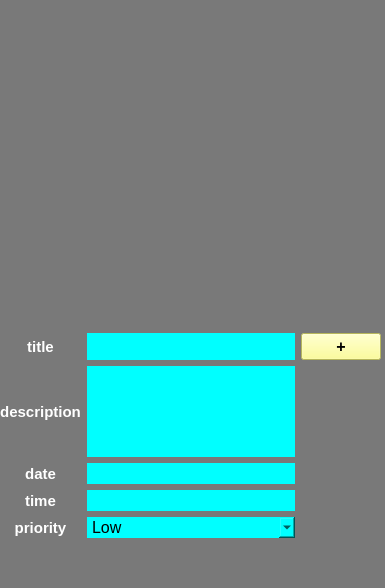
Above: todo_list.ui from TaRa1999R/assignment22 before the change. Below: the same form after it.
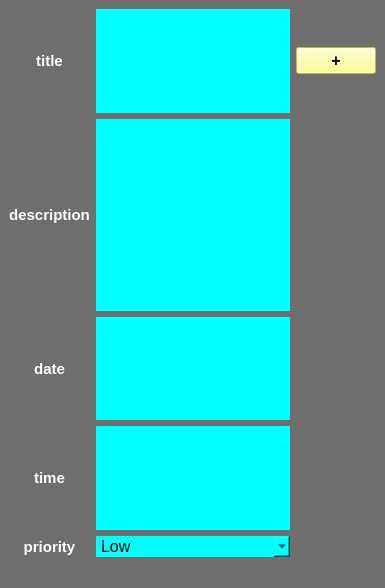
That is the form after the change.

The edit to the form file:
```diff
--- a/todo_list.ui
+++ b/todo_list.ui
@@ -14,29 +14,14 @@
    <string>To Do List</string>
   </property>
   <property name="styleSheet">
-   <string notr="true">background-color: rgb(121, 121, 121);</string>
+   <string notr="true">background-color: rgb(110, 110, 110);</string>
   </property>
   <widget class="QWidget" name="centralwidget">
-   <widget class="QWidget" name="gridLayoutWidget">
-    <property name="geometry">
-     <rect>
-      <x>0</x>
-      <y>0</y>
-      <width>381</width>
-      <height>331</height>
-     </rect>
-    </property>
+   <layout class="QGridLayout" name="gridLayout">
+    <item row="0" column="0">
     <layout class="QGridLayout" name="task_section"/>
-   </widget>
-   <widget class="QWidget" name="gridLayoutWidget_2">
-    <property name="geometry">
-     <rect>
-      <x>0</x>
-      <y>333</y>
-      <width>381</width>
-      <height>205</height>
-     </rect>
-    </property>
+    </item>
+    <item row="1" column="0">
     <layout class="QGridLayout" name="add_section">
      <item row="3" column="0">
       <widget class="QLabel" name="time_lable">
@@ -160,7 +145,7 @@
         <string/>
        </property>
        <property name="alignment">
-        <set>Qt::AlignCenter</set>
+         <set>Qt::AlignLeading|Qt::AlignLeft|Qt::AlignVCenter</set>
        </property>
       </widget>
      </item>
@@ -194,7 +179,7 @@
         <enum>QLineEdit::Normal</enum>
        </property>
        <property name="alignment">
-        <set>Qt::AlignCenter</set>
+         <set>Qt::AlignLeading|Qt::AlignLeft|Qt::AlignVCenter</set>
        </property>
       </widget>
      </item>
@@ -226,7 +211,7 @@
         <string/>
        </property>
        <property name="alignment">
-        <set>Qt::AlignCenter</set>
+         <set>Qt::AlignLeading|Qt::AlignLeft|Qt::AlignVCenter</set>
        </property>
       </widget>
      </item>
@@ -310,7 +295,8 @@
       </widget>
      </item>
     </layout>
-   </widget>
+    </item>
+   </layout>
   </widget>
   <widget class="QMenuBar" name="menubar">
    <property name="geometry">
```
Lines whose indentation alone changed are shown as unchanged.
